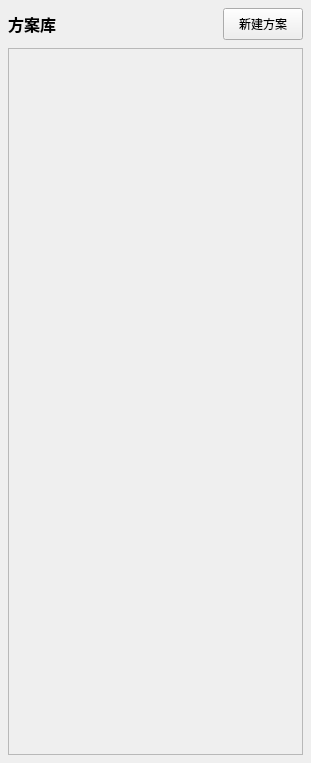
Before: the Qt Designer form SchemeGalleryWidget.ui in asd977/FlexSimulate, drawn with Qt 5.
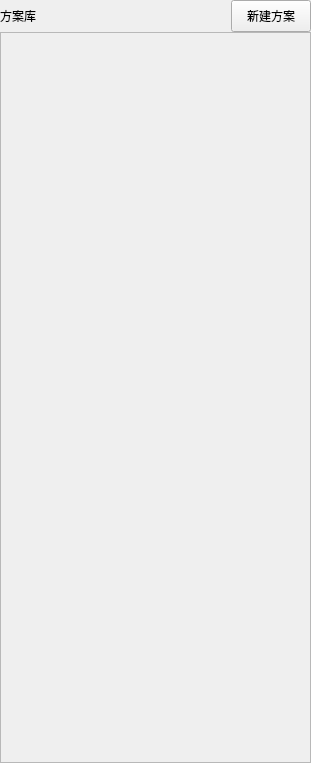
After: the same form once the commit is applied. Icons and pictures are not drawn.

Commit message: Align scheme gallery header styling

Patch:
```diff
--- a/SchemeGalleryWidget.ui
+++ b/SchemeGalleryWidget.ui
@@ -15,26 +15,51 @@
   </property>
   <layout class="QVBoxLayout" name="verticalLayout_root">
    <property name="spacing">
-    <number>8</number>
+    <number>0</number>
    </property>
    <property name="leftMargin">
-    <number>8</number>
+    <number>0</number>
    </property>
    <property name="topMargin">
-    <number>8</number>
+    <number>0</number>
    </property>
    <property name="rightMargin">
-    <number>8</number>
+    <number>0</number>
    </property>
    <property name="bottomMargin">
-    <number>8</number>
+    <number>0</number>
    </property>
    <item>
+    <widget class="QFrame" name="headerFrame">
+     <property name="frameShape">
+      <enum>QFrame::NoFrame</enum>
+     </property>
+     <property name="frameShadow">
+      <enum>QFrame::Plain</enum>
+     </property>
     <layout class="QHBoxLayout" name="toolbarLayout">
+      <property name="spacing">
+       <number>8</number>
+      </property>
+      <property name="leftMargin">
+       <number>0</number>
+      </property>
+      <property name="topMargin">
+       <number>0</number>
+      </property>
+      <property name="rightMargin">
+       <number>0</number>
+      </property>
+      <property name="bottomMargin">
+       <number>0</number>
+      </property>
      <item>
       <widget class="QLabel" name="titleLabel">
-       <property name="styleSheet">
-        <string notr="true">font-size:16px; font-weight:600;</string>
+        <property name="sizePolicy">
+         <sizepolicy hsizetype="Expanding" vsizetype="Preferred">
+          <horstretch>0</horstretch>
+          <verstretch>0</verstretch>
+         </sizepolicy>
        </property>
        <property name="text">
         <string>方案库</string>
@@ -78,6 +103,7 @@
       </widget>
      </item>
     </layout>
+    </widget>
    </item>
    <item>
     <widget class="QScrollArea" name="scrollArea">
@@ -95,16 +121,16 @@
       </property>
       <layout class="QGridLayout" name="gridLayout">
        <property name="leftMargin">
-        <number>8</number>
+        <number>16</number>
        </property>
        <property name="topMargin">
-        <number>8</number>
+        <number>16</number>
        </property>
        <property name="rightMargin">
-        <number>8</number>
+        <number>16</number>
        </property>
        <property name="bottomMargin">
-        <number>8</number>
+        <number>16</number>
        </property>
        <property name="spacing">
         <number>16</number>
```
Lines whose indentation alone changed are shown as unchanged. The commit also changes 1 other file.
